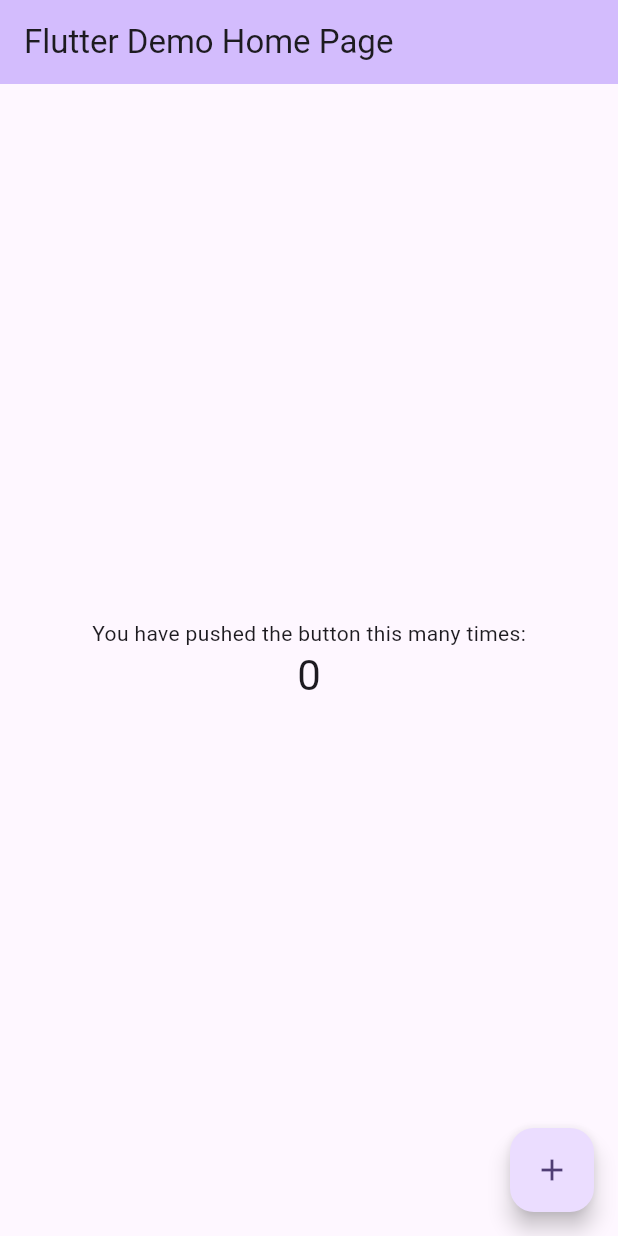
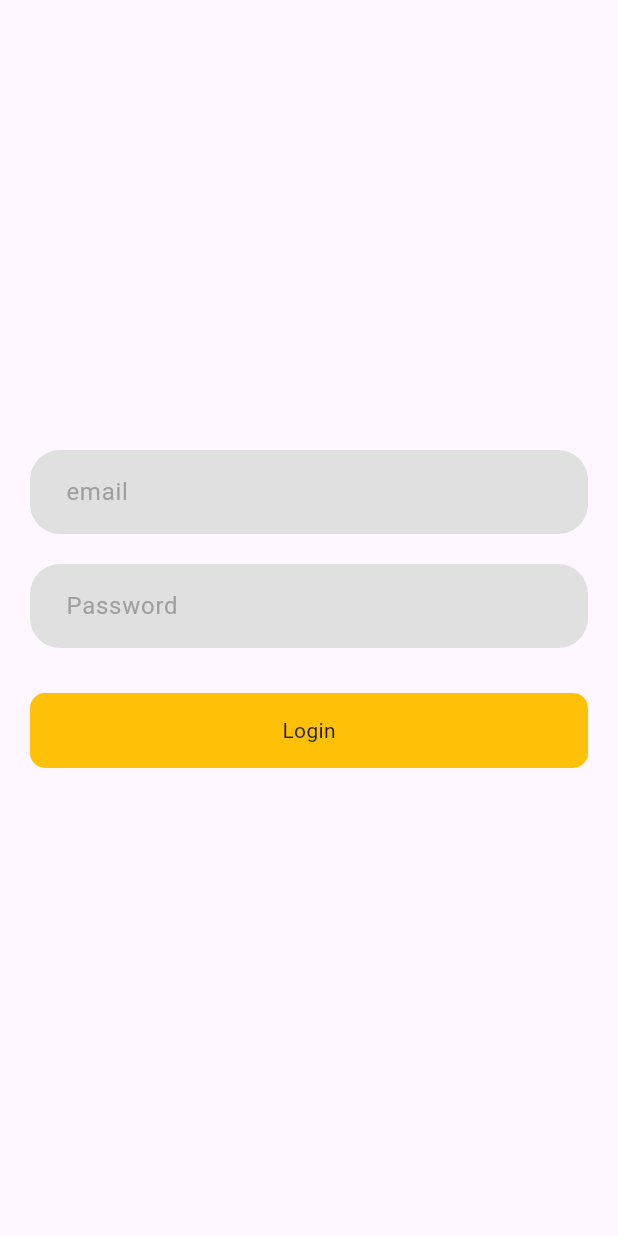
Before and after one commit to Pepsi-Dota2/flutter-app-stater, a Flutter app: the screen it shows after launch, on a phone screen of 412 x 824 dp. Run offline on Flutter 3.47's test engine with Material 3 defaults, Android fonts, the phone set to English and light mode, and no system bars; our stand-ins replace auto_route, flutter_form_builder, gap.

Commit message:
commit login page

```diff
--- a/lib/main.dart
+++ b/lib/main.dart
@@ -1,125 +1,20 @@
+import 'package:flutter/cupertino.dart';
 import 'package:flutter/material.dart';
+import 'package:flutter_app_stater/src/core/routers/router.dart';
+import 'package:flutter_app_stater/src/modules/Login/presentation/pages/login_page.dart';
 
 void main() {
-  runApp(const MyApp());
+  runApp(MyHomePage());
 }
 
-class MyApp extends StatelessWidget {
-  const MyApp({super.key});
+class MyHomePage extends StatelessWidget {
+  MyHomePage({super.key});
+  final _appRouter = AppRouter();
 
-  // This widget is the root of your application.
   @override
   Widget build(BuildContext context) {
-    return MaterialApp(
-      title: 'Flutter Demo',
-      theme: ThemeData(
-        // This is the theme of your application.
-        //
-        // TRY THIS: Try running your application with "flutter run". You'll see
-        // the application has a purple toolbar. Then, without quitting the app,
-        // try changing the seedColor in the colorScheme below to Colors.green
-        // and then invoke "hot reload" (save your changes or press the "hot
-        // reload" button in a Flutter-supported IDE, or press "r" if you used
-        // the command line to start the app).
-        //
-        // Notice that the counter didn't reset back to zero; the application
-        // state is not lost during the reload. To reset the state, use hot
-        // restart instead.
-        //
-        // This works for code too, not just values: Most code changes can be
-        // tested with just a hot reload.
-        colorScheme: ColorScheme.fromSeed(seedColor: Colors.deepPurple),
-        useMaterial3: true,
-      ),
-      home: const MyHomePage(title: 'Flutter Demo Home Page'),
+    return MaterialApp.router(
+      routerConfig: _appRouter.config()
     );
   }
 }
-
-class MyHomePage extends StatefulWidget {
-  const MyHomePage({super.key, required this.title});
-
-  // This widget is the home page of your application. It is stateful, meaning
-  // that it has a State object (defined below) that contains fields that affect
-  // how it looks.
-
-  // This class is the configuration for the state. It holds the values (in this
-  // case the title) provided by the parent (in this case the App widget) and
-  // used by the build method of the State. Fields in a Widget subclass are
-  // always marked "final".
-
-  final String title;
-
-  @override
-  State<MyHomePage> createState() => _MyHomePageState();
-}
-
-class _MyHomePageState extends State<MyHomePage> {
-  int _counter = 0;
-
-  void _incrementCounter() {
-    setState(() {
-      // This call to setState tells the Flutter framework that something has
-      // changed in this State, which causes it to rerun the build method below
-      // so that the display can reflect the updated values. If we changed
-      // _counter without calling setState(), then the build method would not be
-      // called again, and so nothing would appear to happen.
-      _counter++;
-    });
-  }
-
-  @override
-  Widget build(BuildContext context) {
-    // This method is rerun every time setState is called, for instance as done
-    // by the _incrementCounter method above.
-    //
-    // The Flutter framework has been optimized to make rerunning build methods
-    // fast, so that you can just rebuild anything that needs updating rather
-    // than having to individually change instances of widgets.
-    return Scaffold(
-      appBar: AppBar(
-        // TRY THIS: Try changing the color here to a specific color (to
-        // Colors.amber, perhaps?) and trigger a hot reload to see the AppBar
-        // change color while the other colors stay the same.
-        backgroundColor: Theme.of(context).colorScheme.inversePrimary,
-        // Here we take the value from the MyHomePage object that was created by
-        // the App.build method, and use it to set our appbar title.
-        title: Text(widget.title),
-      ),
-      body: Center(
-        // Center is a layout widget. It takes a single child and positions it
-        // in the middle of the parent.
-        child: Column(
-          // Column is also a layout widget. It takes a list of children and
-          // arranges them vertically. By default, it sizes itself to fit its
-          // children horizontally, and tries to be as tall as its parent.
-          //
-          // Column has various properties to control how it sizes itself and
-          // how it positions its children. Here we use mainAxisAlignment to
-          // center the children vertically; the main axis here is the vertical
-          // axis because Columns are vertical (the cross axis would be
-          // horizontal).
-          //
-          // TRY THIS: Invoke "debug painting" (choose the "Toggle Debug Paint"
-          // action in the IDE, or press "p" in the console), to see the
-          // wireframe for each widget.
-          mainAxisAlignment: MainAxisAlignment.center,
-          children: <Widget>[
-            const Text(
-              'You have pushed the button this many times:',
-            ),
-            Text(
-              '$_counter',
-              style: Theme.of(context).textTheme.headlineMedium,
-            ),
-          ],
-        ),
-      ),
-      floatingActionButton: FloatingActionButton(
-        onPressed: _incrementCounter,
-        tooltip: 'Increment',
-        child: const Icon(Icons.add),
-      ), // This trailing comma makes auto-formatting nicer for build methods.
-    );
-  }
-}
--- /dev/null
+++ b/lib/src/core/routers/router.dart
@@ -0,0 +1,12 @@
+import 'package:auto_route/auto_route.dart';
+import 'package:flutter_app_stater/src/modules/Login/presentation/pages/login_page.dart';
+
+part 'router.gr.dart';
+
+@AutoRouterConfig()
+class AppRouter extends _$AppRouter {
+  @override
+  List<AutoRoute> get routes => [
+        AutoRoute(page: LoginRoute.page, initial: true),
+      ];
+}
--- /dev/null
+++ b/lib/src/modules/Login/presentation/pages/login_page.dart
@@ -0,0 +1,34 @@
+import 'package:auto_route/auto_route.dart';
+import 'package:flutter/cupertino.dart';
+import 'package:flutter/material.dart';
+import 'package:flutter_app_stater/src/widgets/custom_button_submit.dart';
+import 'package:flutter_app_stater/src/widgets/custom_form_file.dart';
+import 'package:gap/gap.dart';
+
+@RoutePage()
+class LoginPage extends StatelessWidget {
+  const LoginPage({super.key});
+
+  @override
+  Widget build(BuildContext context) {
+    return Scaffold(
+      body: SingleChildScrollView(
+        scrollDirection: Axis.vertical,
+        child: Padding(
+          padding: const EdgeInsets.symmetric(vertical: 300 , horizontal: 20),
+          child: Column(
+            children: [
+              const CustomFormField(name: "email", hintText: 'email',
+  obscureText: true,),
+              const Gap(20),
+              const CustomFormField(name: "password" ,  hintText: 'Password',
+  obscureText: true,),
+              const Gap(30),
+              CustomButtonSubmit(text: 'Login', colorBt: Colors.amber, height: 50 , radius: BorderRadius.circular(10), onTab:(){},),
+            ],
+          ),
+        ),
+      ),
+    );
+  }
+}
--- /dev/null
+++ b/lib/src/widgets/custom_button_submit.dart
@@ -0,0 +1,28 @@
+import 'package:flutter/cupertino.dart';
+import 'package:flutter/material.dart';
+
+class CustomButtonSubmit extends StatelessWidget {
+  const CustomButtonSubmit({super.key, this.width, this.height, required this.text, this.colorBt, this.radius, required this.onTab});
+  final double? width;
+  final double? height;
+  final String text;
+  final Color? colorBt;
+  final BorderRadius? radius;
+  final Function() onTab;
+
+  @override
+  Widget build(BuildContext context) {
+    return InkWell(
+      onTap: onTab,
+      child: Container(
+        width: width,
+        height: height,
+        decoration: BoxDecoration(
+          color: colorBt,
+          borderRadius: radius,
+        ),
+        child: Center(child: Text(text)),
+      ),
+    );
+  }
+}
--- /dev/null
+++ b/lib/src/widgets/custom_form_file.dart
@@ -0,0 +1,56 @@
+import 'package:flutter/material.dart';
+import 'package:flutter_form_builder/flutter_form_builder.dart';
+
+class CustomFormField extends StatelessWidget {
+  const CustomFormField({
+    super.key,
+    required this.name,
+    this.hintText,
+    this.textInputType,
+    this.validator,
+    this.maxLines = 1,
+    this.obscureText = false,
+    this.onChanged,
+    this.borderRadius = 20.0,
+    this.fillColor = const Color(0xFFE0E0E0), // Light gray
+  });
+
+  final String name;
+  final String? hintText;
+  final TextInputType? textInputType;
+  final String? Function(String?)? validator;
+  final int maxLines;
+  final bool obscureText;
+  final void Function(String?)? onChanged;
+  final double borderRadius;
+  final Color fillColor;
+
+  @override
+  Widget build(BuildContext context) {
+    return FormBuilderTextField(
+      name: name,
+      decoration: InputDecoration(
+        hintText: hintText,
+        hintStyle: TextStyle(
+          color: Colors.grey.shade500,
+          fontSize: 16.0,
+        ),
+        border: OutlineInputBorder(
+          borderRadius: BorderRadius.circular(borderRadius),
+          borderSide: BorderSide.none,
+        ),
+        filled: true,
+        fillColor: fillColor,
+        contentPadding: const EdgeInsets.symmetric(
+          vertical: 16.0,
+          horizontal: 20.0,
+        ),
+      ),
+      keyboardType: textInputType,
+      obscureText: obscureText,
+      maxLines: maxLines,
+      validator: validator,
+      onChanged: onChanged,
+    );
+  }
+}
```
Also changed, not shown: pubspec.yaml (+9 -0 lines), lib/src/core/routers/router.gr.dart (added), pubspec.lock (added), 9 other files.
